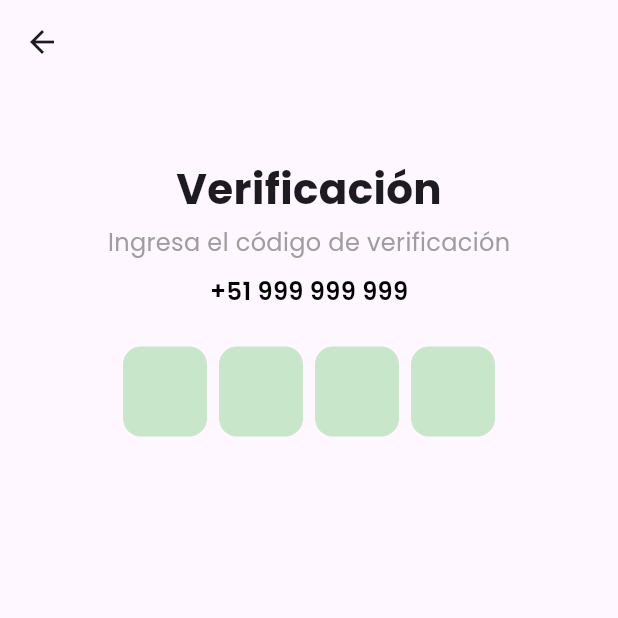
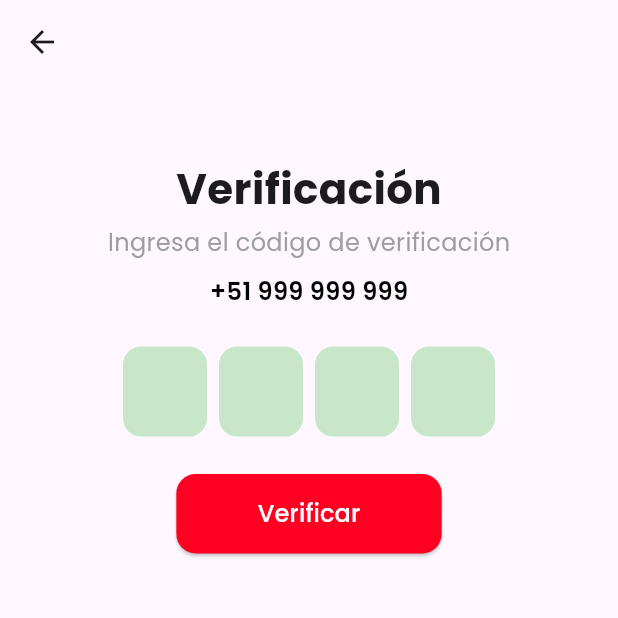
Before and after one commit to alttiplano/Mi_Tiendita, a Flutter app: the screen it shows after launch, after a tap on "Iniciar Sesión", on a phone screen of 412 x 824 dp, the top half of it. Run offline on Flutter 3.47's test engine with Material 3 defaults, Android fonts, the phone set to English and light mode, and no system bars; drawn by our look-alikes of pinput; our stand-ins replace intl_phone_field.

Commit message:
:arrow_up: Update `new 2.0`

```diff
--- a/lib/src/pages/login/auth/otp_phone.dart
+++ b/lib/src/pages/login/auth/otp_phone.dart
@@ -1,4 +1,5 @@
 import 'package:flutter/material.dart';
+import 'package:mi_tiendita/src/pages/login/auth/widgets/verify_btn.dart';
 import 'package:pinput/pinput.dart';
 
 class OtpPhone extends StatelessWidget {
@@ -66,6 +67,8 @@ class OtpPhone extends StatelessWidget {
                 ),
                 onCompleted: (pin) => debugPrint(pin),
               ),
+              const SizedBox(height: 25),
+              const VerifyBtn()
             ],
           ),
         ),
--- /dev/null
+++ b/lib/src/pages/login/auth/widgets/verify_btn.dart
@@ -0,0 +1,38 @@
+import 'package:flutter/material.dart';
+import 'package:mi_tiendita/src/themes/button_color.dart';
+
+class VerifyBtn extends StatelessWidget {
+  const VerifyBtn({super.key});
+
+  @override
+  Widget build(BuildContext context) {
+    return Column(
+      children: [
+        ElevatedButton(
+          onPressed: () {},
+          style: ElevatedButton.styleFrom(
+            backgroundColor: ButtonColor.button,
+            padding: const EdgeInsets.symmetric(horizontal: 50, vertical: 15),
+            shape: RoundedRectangleBorder(
+              borderRadius: BorderRadius.circular(13),
+            ),
+          ),
+          child: GestureDetector(
+            onTap: () {
+              Navigator.pushNamed(context, '');
+            },
+            child: const Text(
+              ' Verificar ',
+              style: TextStyle(
+                fontSize: 16,
+                // fontWeight: FontWeight.w600,
+                color: Colors.white,
+                fontFamily: 'Poppins',
+              ),
+            ),
+          ),
+        ),
+      ],
+    );
+  }
+}
--- a/lib/src/pages/login/login_card.dart
+++ b/lib/src/pages/login/login_card.dart
@@ -36,7 +36,7 @@ class LoginCard extends StatelessWidget {
             Column(
               children: [
                 SignPhone(),
-                SignButton() // Add your text here
+                SignButton()
               ],
             ),
             SizedBox(height: 28),
```
